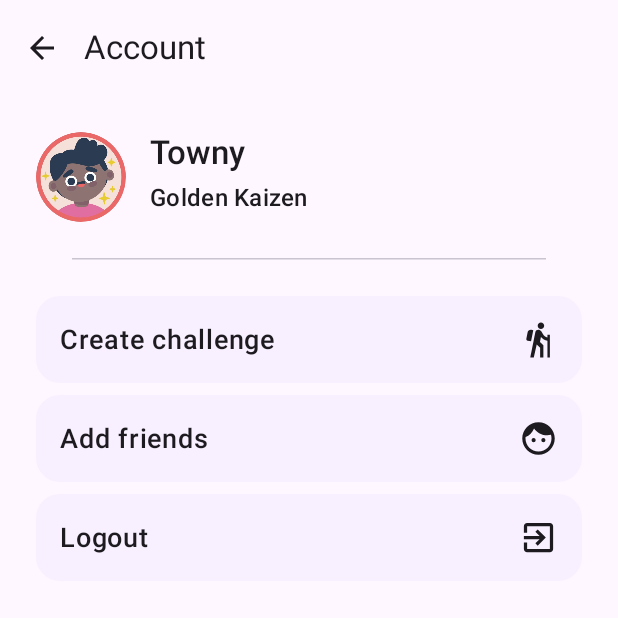
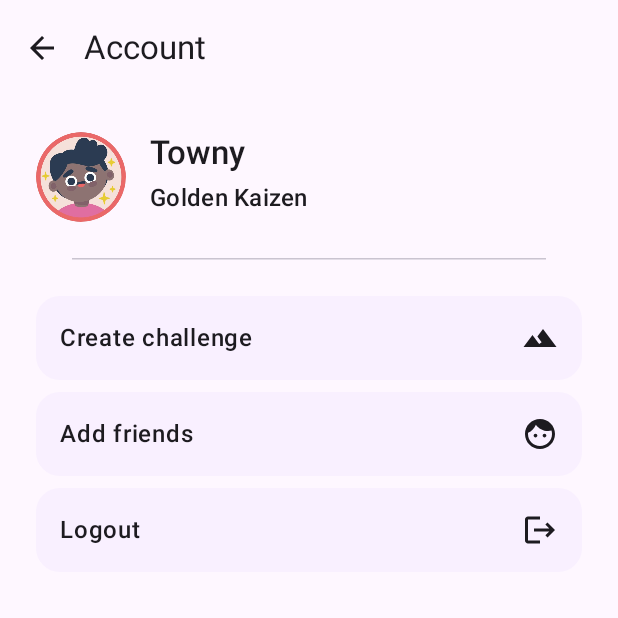
Before and after one commit to AnthonyMde/kaizen-cmp, an Android app built with Jetpack Compose: the Account screen opened through its navigation route, on a phone screen of 412 x 824 dp, the top half of it. Run offline under Robolectric (Android 15) with nearby library versions, the phone set to English and light mode, and no system bars; our stand-ins replace Compose Multiplatform resources.

Commit message:
Update overall design.

```diff
--- /dev/null
+++ b/composeApp/src/commonMain/composeResources/drawable/landscape_icon.xml
@@ -0,0 +1,13 @@
+<vector xmlns:android="http://schemas.android.com/apk/res/android"
+    android:width="24dp"
+    android:height="24dp"
+    android:autoMirrored="true"
+    android:tint="#000000"
+    android:viewportWidth="24"
+    android:viewportHeight="24">
+
+    <path
+        android:fillColor="#5f6368"
+        android:pathData="M14,6l-3.75,5 2.85,3.8 -1.6,1.2C9.81,13.75 7,10 7,10l-6,8h22L14,6z" />
+
+</vector>
--- /dev/null
+++ b/composeApp/src/commonMain/composeResources/drawable/logout_icon.xml
@@ -0,0 +1,13 @@
+<vector xmlns:android="http://schemas.android.com/apk/res/android"
+    android:width="24dp"
+    android:height="24dp"
+    android:autoMirrored="true"
+    android:tint="#000000"
+    android:viewportWidth="24"
+    android:viewportHeight="24">
+
+    <path
+        android:fillColor="#5f6368"
+        android:pathData="M17,7l-1.41,1.41L18.17,11H8v2h10.17l-2.58,2.58L17,17l5,-5zM4,5h8V3H4c-1.1,0 -2,0.9 -2,2v14c0,1.1 0.9,2 2,2h8v-2H4V5z" />
+
+</vector>
--- a/composeApp/src/commonMain/kotlin/org/towny/kaizen/ui/screens/account/AccountScreen.kt
+++ b/composeApp/src/commonMain/kotlin/org/towny/kaizen/ui/screens/account/AccountScreen.kt
@@ -3,6 +3,7 @@
 package org.towny.kaizen.ui.screens.account
 
 import androidx.compose.foundation.Image
+import androidx.compose.foundation.background
 import androidx.compose.foundation.layout.Arrangement
 import androidx.compose.foundation.layout.Column
 import androidx.compose.foundation.layout.Row
@@ -12,7 +13,6 @@ import androidx.compose.foundation.layout.padding
 import androidx.compose.foundation.layout.size
 import androidx.compose.foundation.shape.CircleShape
 import androidx.compose.material.icons.Icons
-import androidx.compose.material.icons.automirrored.filled.ExitToApp
 import androidx.compose.material.icons.filled.Face
 import androidx.compose.material3.ExperimentalMaterial3Api
 import androidx.compose.material3.HorizontalDivider
@@ -30,7 +30,8 @@ import androidx.compose.ui.text.font.FontWeight
 import androidx.compose.ui.unit.dp
 import kaizen.composeapp.generated.resources.Res
 import kaizen.composeapp.generated.resources.avatar_1_x3
-import kaizen.composeapp.generated.resources.hiking_icon
+import kaizen.composeapp.generated.resources.landscape_icon
+import kaizen.composeapp.generated.resources.logout_icon
 import kotlinx.coroutines.launch
 import org.jetbrains.compose.resources.painterResource
 import org.koin.compose.viewmodel.koinViewModel
@@ -59,6 +60,7 @@ fun AccountScreenRoot(
                         popToLogin()
                     }
                 }
+
                 AccountAction.OnNavigateUp -> popToHome()
                 AccountAction.GoToAddFriends -> goToAddFriends()
                 AccountAction.GoToCreateChallenge -> goToCreateChallenge()
@@ -78,15 +80,20 @@ fun AccountScreen(
                 onNavigateUp = { onAction(AccountAction.OnNavigateUp) },
                 backDescription = "Go back home."
             )
-        }
+        },
+        containerColor = MaterialTheme.colorScheme.surface
     ) { innerPadding ->
         Column(
             modifier = Modifier
                 .fillMaxSize()
                 .padding(innerPadding)
-                .padding(24.dp)
+                .padding(horizontal = 24.dp)
+                .padding(top = 24.dp)
         ) {
-            Row(modifier = Modifier.fillMaxWidth()) {
+            Row(
+                modifier = Modifier
+                    .fillMaxWidth()
+            ) {
                 Image(
                     painter = painterResource(Res.drawable.avatar_1_x3),
                     contentDescription = "Profile picture",
@@ -97,7 +104,7 @@ fun AccountScreen(
                 Column(
                     modifier = Modifier
                         .fillMaxWidth()
-                        .padding(start = 16.dp, end = 16.dp),
+                        .padding(horizontal = 16.dp),
                     verticalArrangement = Arrangement.Center
                 ) {
                     Text(
@@ -119,7 +126,7 @@ fun AccountScreen(
                     onAction(AccountAction.GoToCreateChallenge)
                 },
                 title = "Create challenge",
-                icon = painterResource(Res.drawable.hiking_icon),
+                icon = painterResource(Res.drawable.landscape_icon),
                 description = "Create a new challenge.",
             )
 
@@ -138,7 +145,7 @@ fun AccountScreen(
                     onAction(AccountAction.OnLogout)
                 },
                 title = "Logout",
-                icon = rememberVectorPainter(Icons.AutoMirrored.Default.ExitToApp),
+                icon = painterResource(Res.drawable.logout_icon),
                 description = "Logout",
                 enabled = !state.isLogoutLoading,
                 modifier = Modifier.padding(top = 8.dp)
--- a/composeApp/src/commonMain/kotlin/org/towny/kaizen/ui/screens/account/components/AccountRowView.kt
+++ b/composeApp/src/commonMain/kotlin/org/towny/kaizen/ui/screens/account/components/AccountRowView.kt
@@ -46,14 +46,12 @@ fun AccountRowView(
         Text(
             title,
             style = MaterialTheme.typography.bodyLarge.copy(
-                fontWeight = FontWeight.SemiBold,
-                fontSize = 18.sp
+                fontWeight = FontWeight.SemiBold
             )
         )
         Icon(
             painter = icon,
-            contentDescription = description,
-            modifier = Modifier.size(26.dp)
+            contentDescription = description
         )
     }
 }
--- a/composeApp/src/commonMain/kotlin/org/towny/kaizen/ui/screens/add_friends/AddFriendsScreen.kt
+++ b/composeApp/src/commonMain/kotlin/org/towny/kaizen/ui/screens/add_friends/AddFriendsScreen.kt
@@ -1,5 +1,6 @@
 package org.towny.kaizen.ui.screens.add_friends
 
+import androidx.compose.foundation.background
 import androidx.compose.foundation.layout.Box
 import androidx.compose.foundation.layout.fillMaxSize
 import androidx.compose.foundation.layout.fillMaxWidth
@@ -47,7 +48,8 @@ fun AddFriendsScreen(
                 onNavigateUp = { onAction(AddFriendsAction.OnNavigateUp) },
                 backDescription = "Go back to account."
             )
-        }
+        },
+        containerColor = MaterialTheme.colorScheme.surface
     ) { innerPadding ->
         Box(
             modifier = Modifier
--- a/composeApp/src/commonMain/kotlin/org/towny/kaizen/ui/screens/home/HomeScreen.kt
+++ b/composeApp/src/commonMain/kotlin/org/towny/kaizen/ui/screens/home/HomeScreen.kt
@@ -66,11 +66,11 @@ fun HomeScreen(
             )
         }
         HorizontalDivider(
-            Modifier.padding(top = 32.dp),
+            Modifier.padding(top = 24.dp),
             color = MaterialTheme.colorScheme.primary
         )
 
-        LazyColumn(modifier = Modifier.padding(top = 8.dp)) {
+        LazyColumn(modifier = Modifier.padding(top = 0.dp)) {
             items(state.otherChallengers) { challenger ->
                 ChallengerView(
                     modifier = Modifier.padding(top = 16.dp),
```
Also changed, not shown: composeApp/src/androidMain/kotlin/org/towny/kaizen/previews/HomeScreenPreview.kt (added, +87 -0 lines), composeApp/src/commonMain/composeResources/drawable/hiking_icon.xml (+9 -2 lines), composeApp/src/commonMain/kotlin/org/towny/kaizen/ui/screens/create_challenge/CreateChallengeScreen.kt (+4 -4 lines), composeApp/src/commonMain/kotlin/org/towny/kaizen/ui/screens/home/components/ChallengeView.kt (+12 -5 lines), composeApp/src/commonMain/kotlin/org/towny/kaizen/ui/screens/home/components/ChallengerView.kt (+6 -2 lines).
